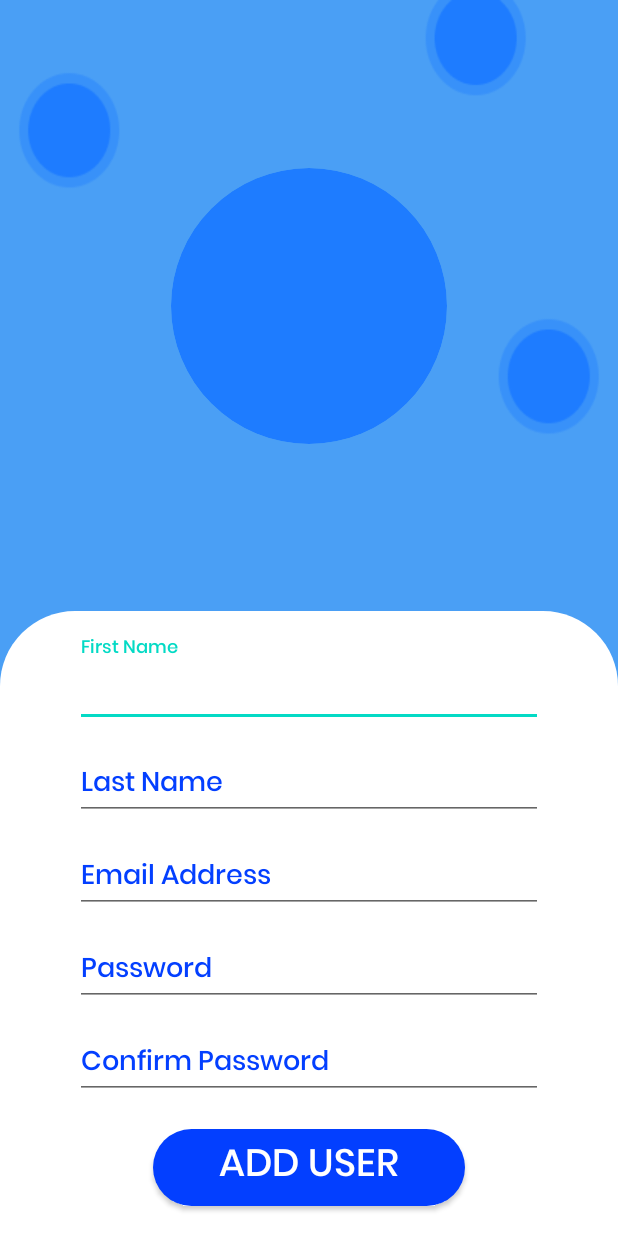
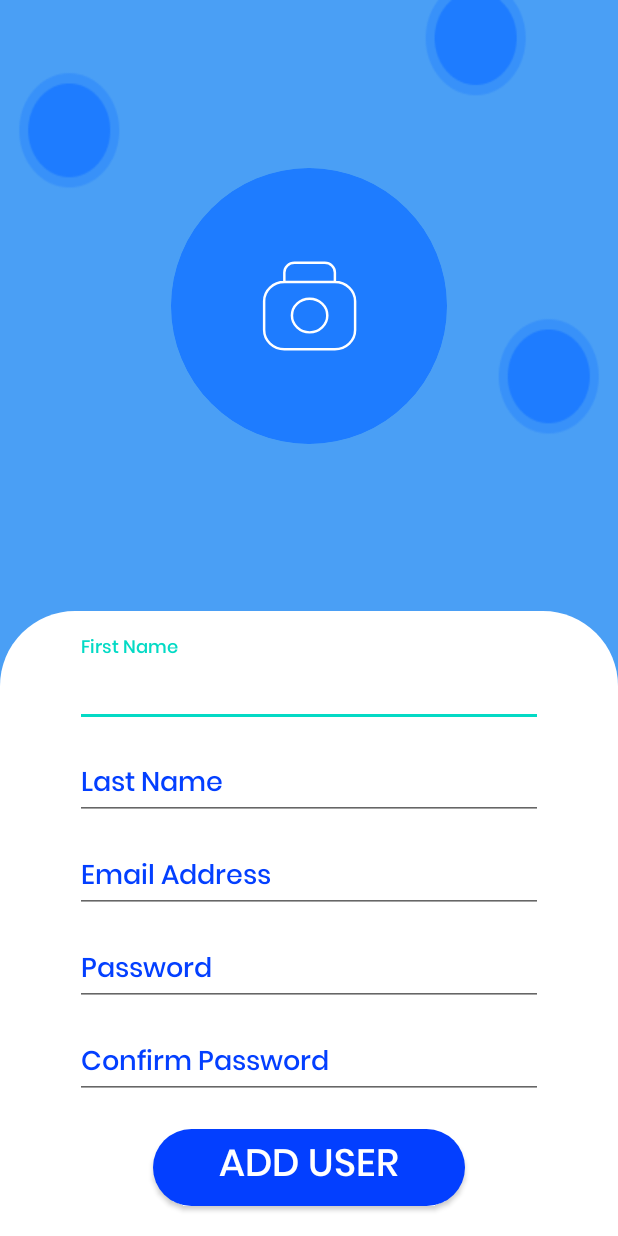
Before and after one commit to Meriem453/ResiMob, an Android app: the AddUserActivity screen opened directly, with no data from a screen before it, on a phone screen of 412 x 824 dp. Run offline under Robolectric (Android 15) with nearby library versions, the phone set to English and light mode, and no system bars; our stand-ins replace Firebase (no records; nobody signed in at launch, a user with empty details on screens opened directly).

Commit message:
design add user

```diff
--- /dev/null
+++ b/app/src/main/res/drawable/baseline_collections_24.xml
@@ -0,0 +1,5 @@
+<vector android:height="15dp" android:tint="#FFFFFF"
+    android:viewportHeight="24" android:viewportWidth="24"
+    android:width="15dp" xmlns:android="http://schemas.android.com/apk/res/android">
+    <path android:fillColor="@android:color/white" android:pathData="M22,16L22,4c0,-1.1 -0.9,-2 -2,-2L8,2c-1.1,0 -2,0.9 -2,2v12c0,1.1 0.9,2 2,2h12c1.1,0 2,-0.9 2,-2zM11,12l2.03,2.71L16,11l4,5L8,16l3,-4zM2,6v14c0,1.1 0.9,2 2,2h14v-2L4,20L4,6L2,6z"/>
+</vector>
--- a/app/src/main/res/drawable/circle.xml
+++ b/app/src/main/res/drawable/circle.xml
@@ -7,5 +7,9 @@
 
     </shape>
 
+
+
 </item>
+
+    <item android:drawable="@drawable/photo_camera_02" android:state_pressed="false"/>
 </selector>
--- /dev/null
+++ b/app/src/main/res/drawable/img_add.xml
@@ -0,0 +1,16 @@
+<vector xmlns:android="http://schemas.android.com/apk/res/android"
+    android:width="223dp"
+    android:height="223dp"
+    android:viewportWidth="223"
+    android:viewportHeight="223">
+  <path
+      android:pathData="M111.5,111.5m-111.5,0a111.5,111.5 0,1 1,223 0a111.5,111.5 0,1 1,-223 0"
+      android:fillColor="#1E7CFF"/>
+  <path
+      android:pathData="M132.42,92.13H91.58M132.42,92.13C141.44,92.13 148.75,99.06 148.75,107.63V130.88C148.75,139.43 141.44,146.38 132.42,146.38H91.58C82.56,146.38 75.25,139.43 75.25,130.88V107.63C75.25,99.06 82.56,92.13 91.58,92.13M132.42,92.13V84.38C132.42,80.09 128.76,76.63 124.25,76.63H99.75C95.24,76.63 91.58,80.09 91.58,84.38V92.13M126.29,119.25C126.29,126.74 119.89,132.81 112,132.81C104.11,132.81 97.71,126.74 97.71,119.25C97.71,111.76 104.11,105.69 112,105.69C119.89,105.69 126.29,111.76 126.29,119.25Z"
+      android:strokeLineJoin="round"
+      android:strokeWidth="2"
+      android:fillColor="#00000000"
+      android:strokeColor="#ffffff"
+      android:strokeLineCap="round"/>
+</vector>
--- /dev/null
+++ b/app/src/main/res/drawable/photo_camera_02.xml
@@ -0,0 +1,14 @@
+<vector xmlns:android="http://schemas.android.com/apk/res/android"
+    android:width="10dp"
+    android:height="10dp"
+    android:viewportWidth="50"
+    android:viewportHeight="50">
+  <path
+      android:pathData="M17,7H7M17,7C19.209,7 21,8.791 21,11V17C21,19.209 19.209,21 17,21H7C4.791,21 3,19.209 3,17V11C3,8.791 4.791,7 7,7M17,7V5C17,3.895 16.105,3 15,3H9C7.895,3 7,3.895 7,5V7M15.5,14C15.5,15.933 13.933,17.5 12,17.5C10.067,17.5 8.5,15.933 8.5,14C8.5,12.067 10.067,10.5 12,10.5C13.933,10.5 15.5,12.067 15.5,14Z"
+      android:strokeLineJoin="round"
+      android:strokeWidth="2"
+      android:fillColor="#00000000"
+      android:strokeColor="#ffffff"
+      android:strokeLineCap="round"
+      />
+</vector>
--- a/app/src/main/res/layout/activity_add_user.xml
+++ b/app/src/main/res/layout/activity_add_user.xml
@@ -139,14 +139,15 @@
         android:id="@+id/imageView"
         android:layout_width="184dp"
         android:layout_height="184dp"
+        android:background="@drawable/circle"
+        android:foregroundGravity="center"
         app:layout_constraintBottom_toTopOf="@+id/linearLayout"
         app:layout_constraintEnd_toEndOf="parent"
         app:layout_constraintStart_toStartOf="parent"
         app:layout_constraintTop_toTopOf="parent"
-        app:shapeAppearanceOverlay="@style/circular"
-android:background="@drawable/circle"
 
 
-        />
+        app:shapeAppearanceOverlay="@style/circular"
+        app:srcCompat="@drawable/img_add" />
 
 </androidx.constraintlayout.widget.ConstraintLayout>
```
